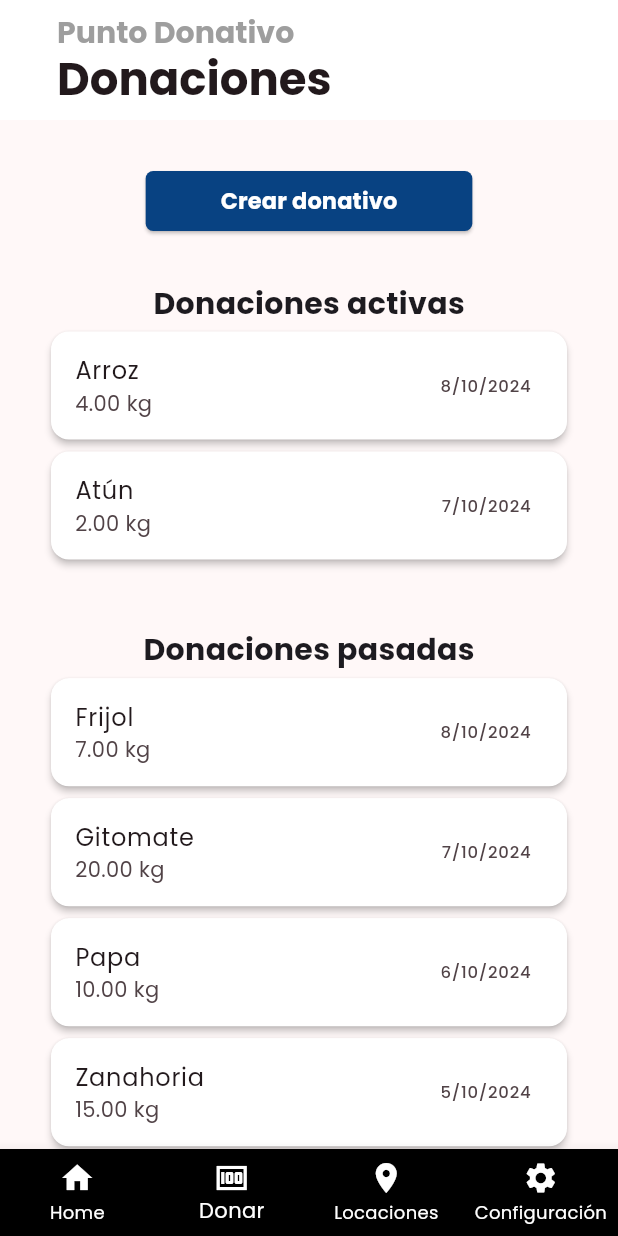
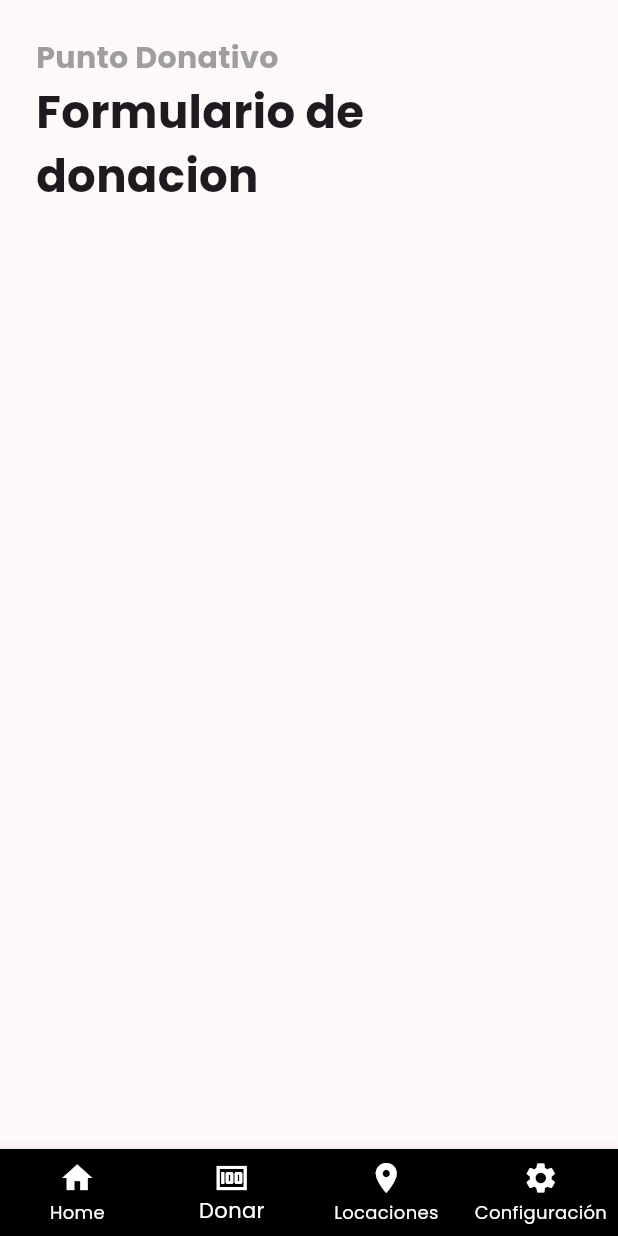
Before and after one commit to ALG06/Frontend, a Flutter app: the screen it shows after launch, item 2 of the bottom bar chosen, after a tap on "Crear donativo", on a phone screen of 412 x 824 dp. Run offline on Flutter 3.47's test engine with Material 3 defaults, Android fonts, the phone set to English and light mode, and no system bars; our stand-ins replace flutter_dotenv, google_fonts, google_maps_flutter; missing offline and left inert: universal_html.

Commit message:
Persistent navbar v1

```diff
--- a/lib/layout/navbar.dart
+++ b/lib/layout/navbar.dart
@@ -1,32 +1,56 @@
 import 'package:flutter/material.dart';
+import '../navigation/tab_item.dart';
 
 class NavBar extends StatelessWidget {
-  final int selectedIndex;
-  final Function(int) onItemTapped;
+  final TabItem currentTab;
+  final ValueChanged<TabItem> onSelectTab;
 
   const NavBar({
     super.key,
-    required this.selectedIndex,
-    required this.onItemTapped,
+    required this.currentTab,
+    required this.onSelectTab,
   });
 
   @override
   Widget build(BuildContext context) {
     return BottomNavigationBar(
-      currentIndex: selectedIndex,
+      currentIndex: currentTab.index,
       type: BottomNavigationBarType.fixed,
-      onTap: onItemTapped,
+      onTap: (index) => onSelectTab(TabItem.values[index]),
       backgroundColor: Colors.black,
       selectedItemColor: Colors.white,
       unselectedItemColor: Colors.white,
-      items: const [
-        BottomNavigationBarItem(icon: Icon(Icons.home), label: 'Home'),
-        BottomNavigationBarItem(icon: Icon(Icons.money), label: 'Donar'),
-        BottomNavigationBarItem(
-            icon: Icon(Icons.location_on), label: 'Locaciones'),
-        BottomNavigationBarItem(
-            icon: Icon(Icons.settings), label: 'Configuración'),
+      items: [
+        _buildItem(TabItem.home),
+        _buildItem(TabItem.donate),
+        _buildItem(TabItem.locations),
+        _buildItem(TabItem.settings),
       ],
     );
   }
+
+BottomNavigationBarItem _buildItem(TabItem tabItem) {
+  IconData icon;
+
+  switch (tabItem) {
+    case TabItem.home:
+      icon = Icons.home;
+      break;
+    case TabItem.donate:
+      icon = Icons.money;
+      break;
+    case TabItem.locations:
+      icon = Icons.location_on;
+      break;
+    case TabItem.settings:
+      icon = Icons.settings;
+      break;
+  }
+
+  return BottomNavigationBarItem(
+    icon: Icon(icon),
+    label: tabItem.name,
+  );
 }
+
+}
--- a/lib/main.dart
+++ b/lib/main.dart
@@ -5,12 +5,7 @@ import 'package:flutter_dotenv/flutter_dotenv.dart';
 import 'package:universal_html/html.dart' as html;
 import 'package:flutter/services.dart';
 
-import 'layout/navbar.dart';
-
-import 'donate_view.dart';
-import 'home_view.dart';
-import 'locations_view.dart';
-import 'settings_view.dart';
+import 'navigation/app.dart';
 
 const platform = MethodChannel('com.example.app/environment');
 
@@ -60,46 +55,7 @@ class MyApp extends StatelessWidget {
         colorScheme: ColorScheme.fromSeed(seedColor: Colors.black),
         useMaterial3: true,
       ),
-      home: const HomePage(),
+      home: const App(),
     );
   }
 }
-
-class HomePage extends StatefulWidget {
-  const HomePage({super.key});
-
-  @override
-  State<HomePage> createState() => _HomePageState();
-}
-
-class _HomePageState extends State<HomePage> {
-  int _selectedIndex = 0; // Track the current tab
-
-  final List<Widget> _views = [
-    const HomeView(),
-    const DonateView(),
-    const LocationsView(),
-    const SettingsView(),
-  ];
-
-  // Update selected tab
-  void _onItemTapped(int index) {
-    setState(() {
-      _selectedIndex = index;
-      if (kDebugMode) {
-        print(_selectedIndex);
-      }
-    });
-  }
-
-  @override
-  Widget build(BuildContext context) {
-    return Scaffold(
-      body: _views[_selectedIndex],
-      bottomNavigationBar: NavBar(
-        selectedIndex: _selectedIndex,
-        onItemTapped: _onItemTapped,
-      ),
-    );
-  }
-}
--- /dev/null
+++ b/lib/navigation/app.dart
@@ -0,0 +1,62 @@
+import 'package:flutter/material.dart';
+import 'tab_item.dart';
+import 'tab_navigator.dart';
+import '../layout/navbar.dart';
+
+class App extends StatefulWidget {
+  const App({super.key});
+
+  @override
+  State<StatefulWidget> createState() => AppState();
+}
+
+class AppState extends State<App> {
+  var _currentTab = TabItem.home; // Default to the first tab
+  final _navigatorKeys = {
+    TabItem.home: GlobalKey<NavigatorState>(),
+    TabItem.donate: GlobalKey<NavigatorState>(),
+    TabItem.locations: GlobalKey<NavigatorState>(),
+    TabItem.settings: GlobalKey<NavigatorState>(),
+  };
+
+  void _selectTab(TabItem tabItem) {
+    if (tabItem == _currentTab) { // if the current tab is tapped again, this will pop all the router in the tab stack until the first route is reached.
+      _navigatorKeys[tabItem]!.currentState!.popUntil((route) => route.isFirst);
+    } else {
+      setState(() => _currentTab = tabItem);
+    }
+  }
+
+  @override
+  Widget build(BuildContext context) {
+    return PopScope(
+      onPopInvoked: (bool didPop) {
+        if (!didPop) {
+          setState(() => _currentTab = TabItem.home);
+        }
+      },
+      child: Scaffold(
+        body: Stack(children: <Widget>[
+          _buildOffstageNavigator(TabItem.home),
+          _buildOffstageNavigator(TabItem.donate),
+          _buildOffstageNavigator(TabItem.locations),
+          _buildOffstageNavigator(TabItem.settings),
+        ]),
+        bottomNavigationBar: NavBar(
+          currentTab: _currentTab,
+          onSelectTab: _selectTab,
+        ),
+      ),
+    );
+  }
+
+  Widget _buildOffstageNavigator(TabItem tabItem) { // This build all the views, but just shows the current tab.
+    return Offstage(
+      offstage: _currentTab != tabItem,
+      child: TabNavigator(
+        navigatorKey: _navigatorKeys[tabItem],
+        tabItem: tabItem,
+      ),
+    );
+  }
+}
--- /dev/null
+++ b/lib/navigation/tab_item.dart
@@ -0,0 +1,21 @@
+enum TabItem {
+  home,
+  donate,
+  locations,
+  settings,
+}
+
+extension TabItemExtension on TabItem {
+  String get name {
+    switch (this) {
+      case TabItem.home:
+        return 'Home';
+      case TabItem.donate:
+        return 'Donar';
+      case TabItem.locations:
+        return 'Locaciones';
+      case TabItem.settings:
+        return 'Configuración';
+    }
+  }
+}
--- /dev/null
+++ b/lib/navigation/tab_navigator.dart
@@ -0,0 +1,49 @@
+import 'package:flutter/material.dart';
+import '../views/home_view.dart';
+import '../views/donations/donate_view.dart';
+import '../views/locations_view.dart';
+import '../views/settings_view.dart';
+import 'tab_item.dart';
+
+class TabNavigator extends StatelessWidget {
+  const TabNavigator({
+    super.key,
+    required this.navigatorKey,
+    required this.tabItem,
+  });
+
+  final GlobalKey<NavigatorState>? navigatorKey;
+  final TabItem tabItem;
+
+  Map<String, WidgetBuilder> _routeBuilders(BuildContext context) {
+    return {
+      '/': (context) {
+        switch (tabItem) {
+          case TabItem.home:
+            return const HomeView();
+          case TabItem.donate:
+            return const DonateView();
+          case TabItem.locations:
+            return const LocationsView();
+          case TabItem.settings:
+            return const SettingsView();
+        }
+      },
+    };
+  }
+
+  @override
+  Widget build(BuildContext context) {
+    final routeBuilders = _routeBuilders(context);
+
+    return Navigator(
+      key: navigatorKey,
+      initialRoute: '/',
+      onGenerateRoute: (routeSettings) {
+        return MaterialPageRoute(
+          builder: (context) => routeBuilders[routeSettings.name!]!(context),
+        );
+      },
+    );
+  }
+}
--- a/lib/donate_view.dart
+++ b/lib/views/donations/donate_view.dart
@@ -1,5 +1,5 @@
 import 'package:flutter/material.dart';
-import "./utils/utils.dart";
+import 'package:myapp/views/donations/form_view.dart';
 
 class Donation {
   final String name;
@@ -88,21 +88,42 @@ class DonationList extends StatelessWidget {
   }
 }
 
-class DonateView extends StatelessWidget {
+class DonateView extends StatefulWidget {
   const DonateView({super.key});
 
   @override
+  State<DonateView> createState() => _DonateViewState();
+}
+
+class _DonateViewState extends State<DonateView> {
+  List<Donation> pendingDonations = [];
+  List<Donation> passedDonations = [];
+
+  @override
+  void initState() {
+    super.initState();
+    _fetchDonations();
+  }
+
+  Future<void> _fetchDonations() async {
+    setState(() {
+      pendingDonations = getDonationsFromResponse('pending');
+      passedDonations = getDonationsFromResponse('passed');
+    });
+  }
+
+  @override
   Widget build(BuildContext context) {
-    List<Donation> pendingDonations = getDonationsFromResponse('pending');
-    List<Donation> passedDonations = getDonationsFromResponse('passed');
-
     return Scaffold(
       appBar: AppBar(
         backgroundColor: Colors.white,
         toolbarHeight: 80,
         title: const Padding(
           padding: EdgeInsets.only(left: 30.0), // Example padding
-            child: GeneralTitle(title: "Donaciones"),
+          child: Text(
+            'Donaciones',
+            style: TextStyle(fontWeight: FontWeight.bold, fontSize: 35),
+          ),
         ),
         titleSpacing: 0, // Remove default title spacing
       ),
@@ -111,7 +132,13 @@ class DonateView extends StatelessWidget {
           Padding(
               padding: const EdgeInsets.all(30.0),
               child: ElevatedButton(
-                    onPressed: () {},
+                  onPressed: () {
+                    Navigator.push(
+                      context,
+                      MaterialPageRoute(
+                          builder: (context) => const FormDonationView()),
+                    );
+                  },
                   style: ElevatedButton.styleFrom(
                       shape: RoundedRectangleBorder(
                         borderRadius: BorderRadius.circular(5),
@@ -129,8 +156,7 @@ class DonateView extends StatelessWidget {
             flex: 2,
             child: DonationList(
               title: const Text("Donaciones activas",
-                    style:
-                        TextStyle(fontWeight: FontWeight.bold, fontSize: 20)),
+                  style: TextStyle(fontWeight: FontWeight.bold, fontSize: 20)),
               donations: pendingDonations,
             ),
           ),
@@ -138,12 +164,12 @@ class DonateView extends StatelessWidget {
             flex: 3,
             child: DonationList(
               title: const Text("Donaciones pasadas",
-                    style:
-                        TextStyle(fontWeight: FontWeight.bold, fontSize: 20)),
+                  style: TextStyle(fontWeight: FontWeight.bold, fontSize: 20)),
               donations: passedDonations,
             ),
-            )
+          ),
         ],
-        ));
+      ),
+    );
   }
 }
--- a/lib/home_view.dart
+++ b/lib/views/donations/form_view.dart
@@ -1,9 +1,9 @@
 import 'package:flutter/material.dart';
 
-import "./utils/utils.dart";
+import "../../utils/utils.dart";
 
-class HomeView extends StatelessWidget {
-  const HomeView({super.key});
+class FormDonationView extends StatelessWidget {
+  const FormDonationView({super.key});
 
   @override
   Widget build(BuildContext context) {
@@ -12,7 +12,7 @@ class HomeView extends StatelessWidget {
       child: Column(
         crossAxisAlignment: CrossAxisAlignment.start,
         children: [
-          GeneralTitle(title: 'Hola Andrés, ¿Qué deseas donar?'),
+          GeneralTitle(title: 'Formulario de donacion'),
           SizedBox(height: 20),
           // Additional content for the home view...
         ],
--- /dev/null
+++ b/lib/views/home_view.dart
@@ -0,0 +1,22 @@
+import 'package:flutter/material.dart';
+
+import "../utils/utils.dart";
+
+class HomeView extends StatelessWidget {
+  const HomeView({super.key});
+
+  @override
+  Widget build(BuildContext context) {
+    return const Padding(
+      padding: EdgeInsets.all(16.0),
+      child: Column(
+        crossAxisAlignment: CrossAxisAlignment.start,
+        children: [
+          GeneralTitle(title: 'Hola Andrés, ¿Qué deseas donar?'),
+          SizedBox(height: 20),
+          // Additional content for the home view...
+        ],
+      ),
+    );
+  }
+}
--- a/lib/locations_view.dart
+++ b/lib/views/locations_view.dart
@@ -1,6 +1,6 @@
 import 'package:flutter/material.dart';
 import 'package:google_maps_flutter/google_maps_flutter.dart';
-import "utils/utils.dart";
+import "../utils/utils.dart";
 
 class LocationsView extends StatefulWidget {
   const LocationsView({super.key});
--- a/lib/settings_view.dart
+++ b/lib/views/settings_view.dart
@@ -1,6 +1,6 @@
 import 'package:flutter/material.dart';
 
-import "./utils/utils.dart";
+import "../utils/utils.dart";
 
 class SettingsView extends StatelessWidget {
   const SettingsView({super.key});
```
Also changed, not shown: pubspec.lock, 1 other file. Lines whose indentation alone changed are shown as unchanged.
